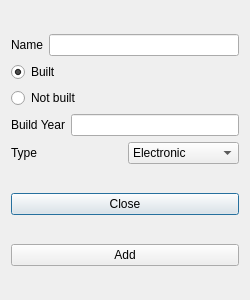
sandraBender/VLN1-hopur2, file addcomp.ui: the form before one commit.
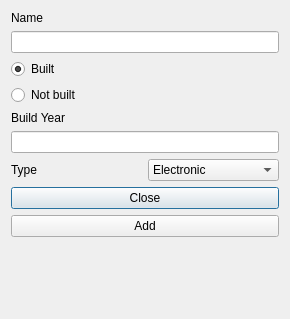
The form after the commit.

What changed in the file:
```diff
--- a/addcomp.ui
+++ b/addcomp.ui
@@ -6,8 +6,8 @@
    <rect>
     <x>0</x>
     <y>0</y>
-    <width>250</width>
-    <height>300</height>
+    <width>290</width>
+    <height>319</height>
    </rect>
   </property>
   <property name="windowTitle">
@@ -26,10 +26,17 @@
         </widget>
        </item>
        <item>
-        <widget class="QLineEdit" name="line_name"/>
+        <widget class="QLabel" name="label_errorName">
+         <property name="text">
+          <string/>
+         </property>
+        </widget>
        </item>
       </layout>
      </item>
+     <item>
+      <widget class="QLineEdit" name="line_name"/>
+     </item>
      <item>
       <layout class="QHBoxLayout" name="horizontalLayout_2">
        <item>
@@ -65,14 +72,21 @@
         </widget>
        </item>
        <item>
-        <widget class="QLineEdit" name="line_build_year">
-         <property name="enabled">
-          <bool>true</bool>
+        <widget class="QLabel" name="label_errorYear">
+         <property name="text">
+          <string/>
          </property>
         </widget>
        </item>
       </layout>
      </item>
+     <item>
+      <widget class="QLineEdit" name="line_build_year">
+       <property name="enabled">
+        <bool>true</bool>
+       </property>
+      </widget>
+     </item>
      <item>
       <layout class="QHBoxLayout" name="horizontalLayout_4">
        <item>
@@ -124,6 +138,13 @@
      </property>
     </widget>
    </item>
+   <item>
+    <widget class="QLabel" name="label_addsuccess">
+     <property name="text">
+      <string/>
+     </property>
+    </widget>
+   </item>
   </layout>
  </widget>
  <resources/>
```
